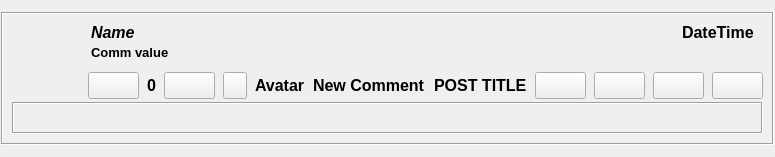
Old version of the form retroshare-gui/src/gui/feeds/BoardsCommentsItem.ui in the repository RetroShare/RetroShare.
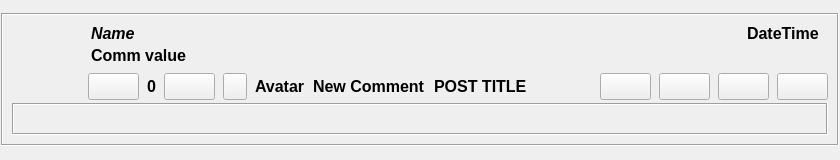
New version of the form. Custom widgets are drawn as their Qt base class.

What changed in the file:
```diff
--- a/retroshare-gui/src/gui/feeds/BoardsCommentsItem.ui
+++ b/retroshare-gui/src/gui/feeds/BoardsCommentsItem.ui
@@ -6,8 +6,8 @@
    <rect>
     <x>0</x>
     <y>0</y>
-    <width>755</width>
-    <height>157</height>
+    <width>840</width>
+    <height>160</height>
    </rect>
   </property>
   <property name="font">
@@ -139,7 +139,6 @@
           </property>
           <property name="font">
            <font>
-            <pointsize>12</pointsize>
             <weight>75</weight>
             <bold>true</bold>
            </font>
@@ -156,7 +155,6 @@
          <widget class="QLabel" name="subjectLabel">
           <property name="font">
            <font>
-            <pointsize>12</pointsize>
             <weight>75</weight>
             <bold>true</bold>
            </font>
@@ -413,7 +411,6 @@
           <widget class="QLabel" name="datetimeLabel">
            <property name="font">
             <font>
-             <pointsize>12</pointsize>
              <weight>75</weight>
              <bold>true</bold>
             </font>
@@ -436,7 +433,6 @@
            </property>
            <property name="font">
             <font>
-             <pointsize>12</pointsize>
              <weight>75</weight>
              <italic>true</italic>
              <bold>true</bold>
@@ -461,7 +457,6 @@
            <property name="font">
             <font>
              <family>MS Sans Serif</family>
-             <pointsize>10</pointsize>
              <weight>75</weight>
              <bold>true</bold>
             </font>
```
